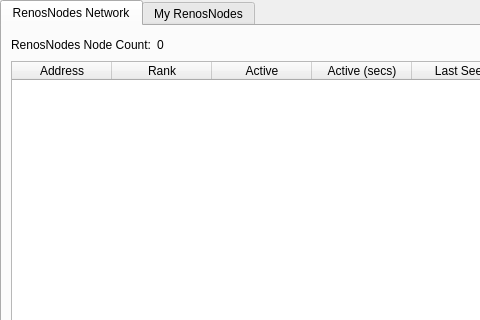
First picture: the form in src/qt/forms/masternodemanager.ui, repository RenosCoin/RenosCoin, before the edit; both pictures show x 0 to 480 and y 0 to 320 of the 723 by 457 pixel window.
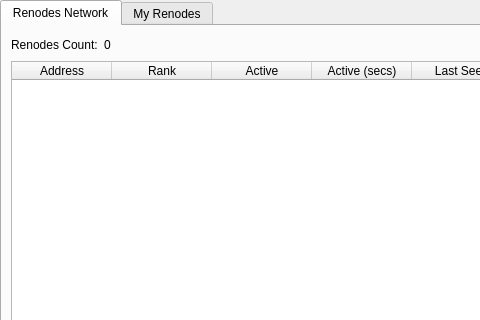
Second picture: the form after the edit.

The edit to the form file:
```diff
--- a/src/qt/forms/masternodemanager.ui
+++ b/src/qt/forms/masternodemanager.ui
@@ -38,7 +38,7 @@
        </property>
        <widget class="QWidget" name="tab">
         <attribute name="title">
-         <string>RenosNodes Network</string>
+         <string>Renodes Network</string>
         </attribute>
         <layout class="QGridLayout" name="gridLayout">
          <item row="1" column="0">
@@ -95,7 +95,7 @@
            <item>
             <widget class="QLabel" name="label_2">
              <property name="text">
-              <string>RenosNodes Node Count:</string>
+              <string>Renodes Count:</string>
              </property>
             </widget>
            </item>
@@ -125,7 +125,7 @@
        </widget>
        <widget class="QWidget" name="tab_2">
         <attribute name="title">
-         <string>My RenosNodes</string>
+         <string>My Renodes</string>
         </attribute>
         <layout class="QGridLayout" name="gridLayout_2">
          <item row="0" column="0">
```
